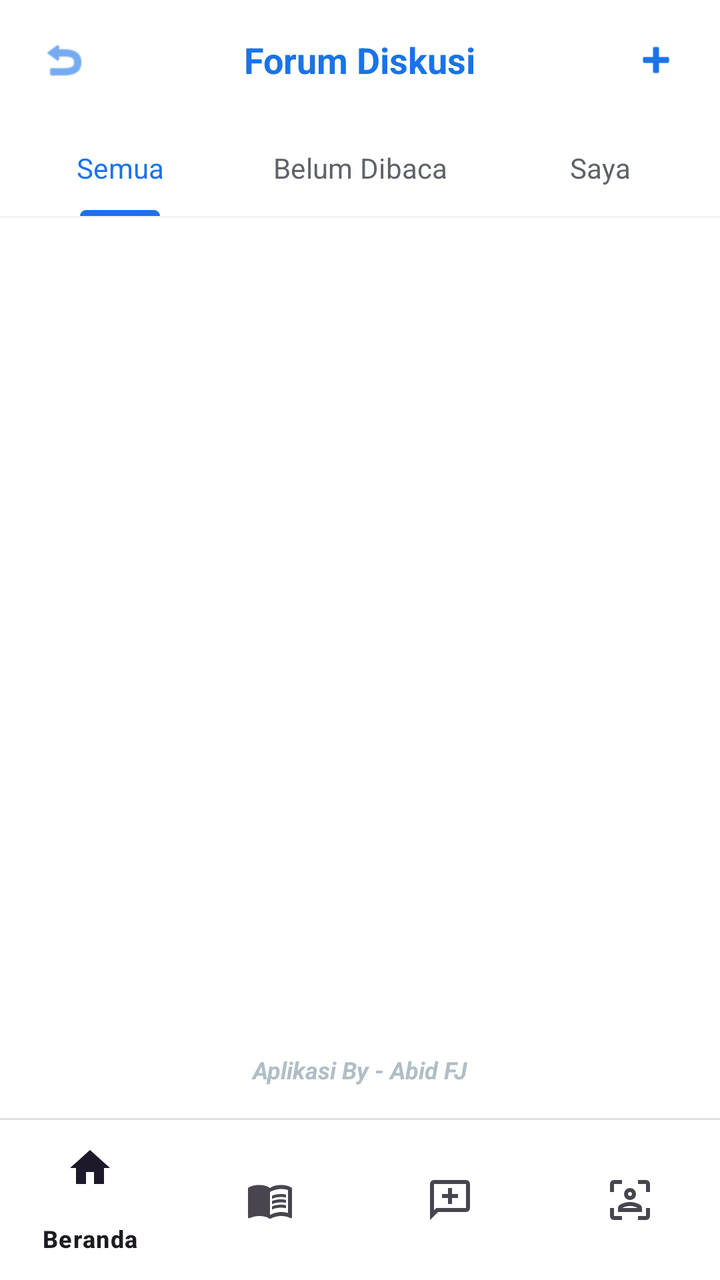
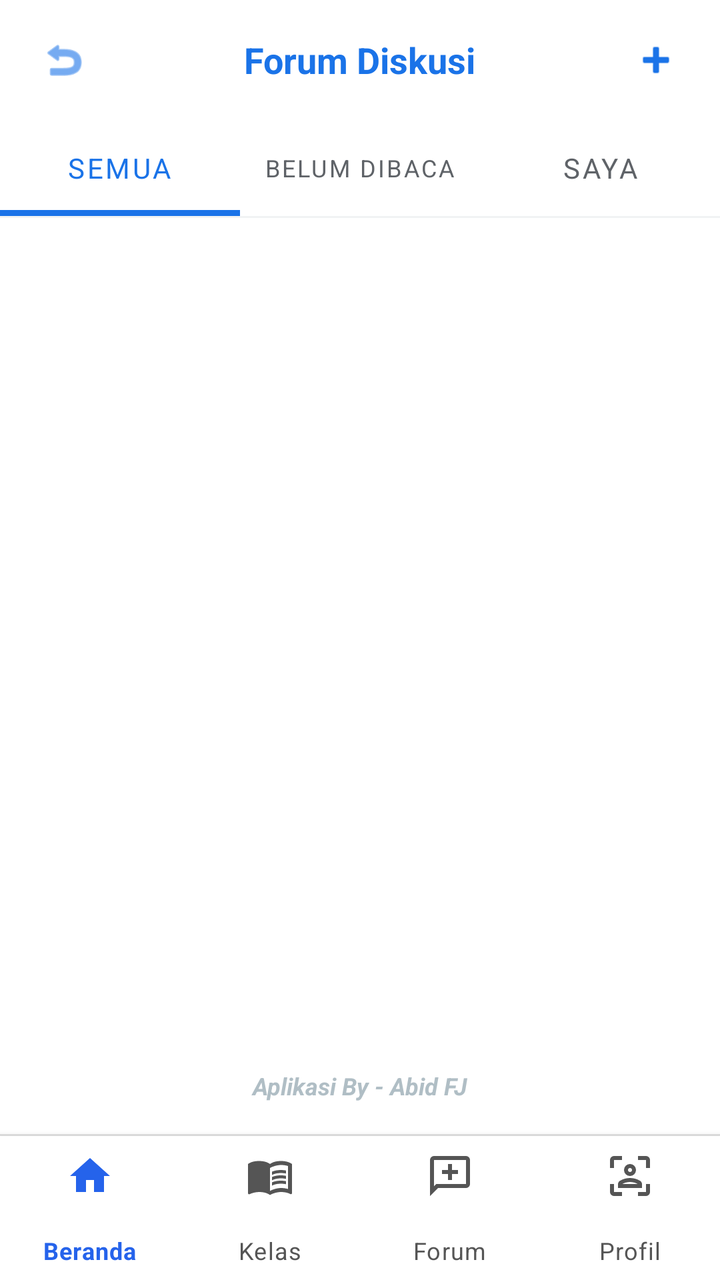

Before-and-after screenshots of an Android layout around one commit, followed by the original layout XML and the change that was made.
<!-- AndroidManifest.xml: application theme Theme.JawaAkademik -->
<!-- res/layout/activity_forum.xml -->
<?xml version="1.0" encoding="utf-8"?>
<LinearLayout xmlns:android="http://schemas.android.com/apk/res/android"
    xmlns:app="http://schemas.android.com/apk/res-auto"
    android:layout_width="match_parent"
    android:layout_height="match_parent"
    android:orientation="vertical"
    android:background="@android:color/white"> <RelativeLayout
    android:layout_width="match_parent"
    android:layout_height="60dp"
    android:paddingHorizontal="20dp">

    <ImageView
        android:id="@+id/btnBack"
        android:layout_width="24dp"
        android:layout_height="24dp"
        android:layout_centerVertical="true"
        android:src="@android:drawable/ic_menu_revert"
        app:tint="#1a73e8"/>

    <TextView
        android:layout_width="wrap_content"
        android:layout_height="wrap_content"
        android:layout_centerInParent="true"
        android:text="Forum Diskusi"
        android:textColor="#1a73e8"
        android:textSize="18sp"
        android:textStyle="bold" />

    <ImageView
        android:id="@+id/btnAddForum"
        android:layout_width="24dp"
        android:layout_height="24dp"
        android:layout_alignParentEnd="true"
        android:layout_centerVertical="true"
        android:src="@android:drawable/ic_input_add"
        app:tint="#1a73e8"/>
</RelativeLayout>

    <com.google.android.material.tabs.TabLayout
        android:id="@+id/tabLayoutForum"
        android:layout_width="match_parent"
        android:layout_height="wrap_content"
        android:background="@android:color/white"
        app:tabIndicatorColor="#1a73e8"
        app:tabIndicatorHeight="3dp"
        app:tabSelectedTextColor="#1a73e8"
        app:tabTextColor="#5F6368"
        app:tabTextAppearance="@style/TextAppearance.AppCompat.Small">

        <com.google.android.material.tabs.TabItem
            android:layout_width="wrap_content"
            android:layout_height="wrap_content"
            android:text="Semua" />

        <com.google.android.material.tabs.TabItem
            android:layout_width="wrap_content"
            android:layout_height="wrap_content"
            android:text="Belum Dibaca" />

        <com.google.android.material.tabs.TabItem
            android:layout_width="wrap_content"
            android:layout_height="wrap_content"
            android:text="Saya" />
    </com.google.android.material.tabs.TabLayout>

    <View
        android:layout_width="match_parent"
        android:layout_height="1dp"
        android:background="#F1F3F4"/>

    <androidx.recyclerview.widget.RecyclerView
        android:id="@+id/rvForum"
        android:layout_width="match_parent"
        android:layout_height="0dp"
        android:layout_weight="1"
        android:clipToPadding="false"
        android:paddingTop="8dp" />

    <TextView
        android:layout_width="match_parent"
        android:layout_height="wrap_content"
        android:text="Aplikasi By - Abid FJ"
        android:textAlignment="center"
        android:textColor="#B0BEC5"
        android:textSize="12sp"
        android:textStyle="italic|bold"
        android:paddingBottom="16dp"
        android:paddingTop="8dp"
        android:background="@android:color/white"/>
    <View
        android:layout_width="match_parent"
        android:layout_height="1dp"
        android:background="#E0E0E0" />

    <com.google.android.material.bottomnavigation.BottomNavigationView
        android:id="@+id/bottomNav"
        android:layout_width="match_parent"
        android:layout_height="wrap_content"
        android:background="@android:color/white"
        app:menu="@menu/bottom_nav_menu" />

</LinearLayout>
<!-- resources referenced by this layout -->
<resources>
  <style name="Theme.JawaAkademik" parent="Base.Theme.JawaAkademik" />
  <style name="Base.Theme.JawaAkademik" parent="Theme.Material3.DayNight.NoActionBar">
          
          
      </style>
</resources>

<!-- the commit's change to res/layout/activity_forum.xml (unified diff, before → after) -->
@@ -63,6 +63,18 @@
             android:text="Saya" />
     </com.google.android.material.tabs.TabLayout>
 
+    <TextView
+        android:id="@+id/tvForumContext"
+        android:layout_width="match_parent"
+        android:layout_height="wrap_content"
+        android:background="#F8F9FA"
+        android:paddingHorizontal="20dp"
+        android:paddingVertical="10dp"
+        android:text="Thread materi"
+        android:textColor="#5F6368"
+        android:textSize="12sp"
+        android:visibility="gone" />
+
     <View
         android:layout_width="match_parent"
         android:layout_height="1dp"
@@ -74,7 +86,8 @@
         android:layout_height="0dp"
         android:layout_weight="1"
         android:clipToPadding="false"
-        android:paddingTop="8dp" />
+        android:paddingTop="8dp"
+        android:paddingBottom="16dp" />
 
     <TextView
         android:layout_width="match_parent"
@@ -94,9 +107,9 @@
 
     <com.google.android.material.bottomnavigation.BottomNavigationView
         android:id="@+id/bottomNav"
+        style="@style/Widget_JawaAkademik_BottomNavigation"
         android:layout_width="match_parent"
-        android:layout_height="wrap_content"
-        android:background="@android:color/white"
+        android:layout_height="72dp"
         app:menu="@menu/bottom_nav_menu" />
 
 </LinearLayout>
<!-- resource entries referenced after the edit -->
@@ -1,9 +1,21 @@
 <!-- resources referenced by this layout -->
 <resources>
-  <style name="Theme.JawaAkademik" parent="Base.Theme.JawaAkademik" />
-  <style name="Base.Theme.JawaAkademik" parent="Theme.Material3.DayNight.NoActionBar">
-          
-          
+  <style name="Widget_JawaAkademik_BottomNavigation" parent="Widget.MaterialComponents.BottomNavigationView">
+          <item name="android:background">@color/white</item>
+          <item name="android:minHeight">72dp</item>
+          <item name="backgroundTint">@color/white</item>
+          <item name="itemHorizontalTranslationEnabled">false</item>
+          <item name="itemIconTint">@color/bottom_nav_item_color</item>
+          <item name="itemTextColor">@color/bottom_nav_item_color</item>
+          <item name="labelVisibilityMode">labeled</item>
       </style>
+  <style name="Theme.JawaAkademik" parent="Theme.MaterialComponents.DayNight.NoActionBar">
+          <item name="colorPrimary">@color/blue_primary</item>
+          <item name="android:statusBarColor">?attr/colorSurface</item>
+          <item name="android:navigationBarColor">?attr/colorSurface</item>
+          <item name="android:windowLightStatusBar">true</item>
+      </style>
+  <color name="white">#FFFFFF</color>
+  <color name="blue_primary">#2563EB</color>
 </resources>
 
